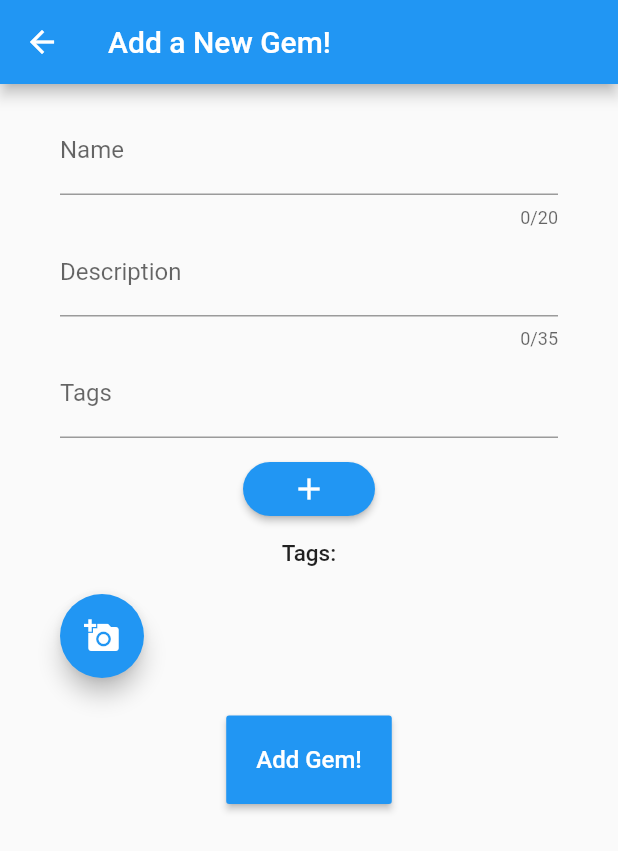
After one commit to asmith790/hidden_gems, a Flutter app: the EditPost screen opened directly, on a phone screen of 412 x 824 dp. The commit adds this screen. Shown: the top 851 px of the screen. Run offline on Flutter 3.47's test engine with Material 2 defaults, Android fonts, the phone set to English and light mode, and no system bars; our stand-ins replace cloud_firestore, cloud_functions, firebase_auth, firebase_storage, fluttertoast, geolocator and 2 more; accounts and stored records are empty; statements that could not run were skipped.

Commit message:
added an edit gem page on profile

```diff
--- /dev/null
+++ b/lib/editPost.dart
@@ -0,0 +1,277 @@
+import 'dart:io';
+
+import 'package:flutter/material.dart';
+import 'package:fluttertoast/fluttertoast.dart';
+import 'package:geolocator/geolocator.dart';
+import 'package:hidden_gems/navBar.dart';
+import 'package:image_picker/image_picker.dart';
+import 'package:firebase_storage/firebase_storage.dart';
+import 'package:uuid/uuid.dart';
+import 'package:cloud_functions/cloud_functions.dart';
+import 'navBar.dart';
+
+class EditPost extends StatefulWidget {
+  final String username;
+  final String id;
+  EditPost({this.id, this.username});
+
+  @override
+  State<StatefulWidget> createState() => new _EditPost();
+}
+class _EditPost extends State<EditPost> {
+  @override
+  final _nameController = TextEditingController();
+  final _descriptionController = TextEditingController();
+  final _tagsController = TextEditingController();
+  final _useridController = TextEditingController();
+  final _pictureController = TextEditingController();
+  var uuid = new Uuid();
+  File image;
+  var imgUrl;
+
+  bool _isTextFieldVisible = false;
+  bool finished = true;
+
+  List <String> tags = new List();
+  Geolocator geolocator = Geolocator();
+  Position userLocation;
+
+  String _username;
+
+  @override
+  void initState() {
+    super.initState();
+    _username = widget.username;
+    print('Username on Posting Page:' + _username);
+  }
+
+  Future selectImage() async {
+    var img = await ImagePicker.pickImage(source: ImageSource.gallery);
+    setState(() {
+      image = img;
+    });
+  }
+
+  removeImage() {
+    setState(() {
+      image = null;
+    });
+  }
+
+  /// Uploading a Gem to Database
+  uploadGem() async {
+    //Upload Image to Storage and get download URL
+    var imgUrl = "";
+    if (image != null) {
+      String imgTitle = uuid.v1() + ".jpg";
+      final StorageReference firebaseStorRef = FirebaseStorage.instance.ref()
+          .child(imgTitle);
+      final StorageUploadTask task = firebaseStorRef.putFile(image);
+      imgUrl = await(await task.onComplete).ref.getDownloadURL();
+    }
+
+    try {
+      final dynamic resp = await CloudFunctions.instance.call(
+        functionName: 'writeTest',
+        parameters: <String, dynamic>{
+          'name': _nameController.text,
+          'description': _descriptionController.text,
+          'finished': finished,
+          'latitude': userLocation.latitude,
+          'longitude': userLocation.longitude,
+          'picture': imgUrl,
+          'tags': tags,
+          //TODO: chane auser to current user
+          'userid': _username,
+        },
+      );
+      _nameController.clear();
+      _descriptionController.clear();
+      _tagsController.clear();
+      Navigator.pop(context);
+    } on CloudFunctionsException catch (e) {
+      print('caught firebase functions exception');
+      print(e.code);
+      print(e.message);
+      print(e.details);
+    } catch (e) {
+      print('caught generic exception');
+      print(e);
+    }
+  }
+
+  @override
+  void dispose() {
+    // Clean up the controller when the Widget is disposed
+    _nameController.dispose();
+    _descriptionController.dispose();
+    _tagsController.dispose();
+    super.dispose();
+  }
+
+  Future<Position> locateUser() async {
+    return Geolocator()
+        .getCurrentPosition(desiredAccuracy: LocationAccuracy.high)
+        .then((location) {
+      if (location != null) {
+        print("Location: ${location.latitude},${location.longitude}");
+      }
+      return location;
+    });
+  }
+
+  String _displayTags(){
+    String temp = 'Tags: \n';
+    for(int i = 0; i < tags.length; i++){
+      if(i%5 == 0){
+        temp = temp + '\n';
+      }
+      temp = temp + '  ' + tags[i];
+    }
+    return temp;
+  }
+
+  Widget build(BuildContext context) {
+    return Scaffold(
+      resizeToAvoidBottomPadding: false,
+      appBar: AppBar(title: Text('Add a New Gem!')),
+      body: Container(
+        margin: EdgeInsets.all(15.0),
+        alignment: Alignment.center,
+        child: Column(
+          children: <Widget>[
+            Padding(
+              padding: EdgeInsets.symmetric(horizontal: 25.0),
+              child: TextField(
+                controller: _nameController,
+                maxLength: 20,
+                decoration: InputDecoration(labelText: 'Name'),
+              ),
+            ),
+
+            Padding(
+              padding: EdgeInsets.symmetric(horizontal: 25.0),
+              child: TextField(
+                controller: _descriptionController,
+                maxLength: 35,
+                decoration: InputDecoration(labelText: 'Description'),
+              ),
+            ),
+
+            Padding(
+              padding: EdgeInsets.symmetric(horizontal: 25.0),
+              child: TextField(
+                controller: _tagsController,
+                decoration: InputDecoration(labelText: 'Tags'),
+              ),
+            ),
+            Padding(
+              padding: EdgeInsets.symmetric(vertical: 10.0),
+              child: RaisedButton(
+                  color: Colors.blue,
+                  textColor: Colors.white,
+                  shape: new RoundedRectangleBorder(borderRadius: new BorderRadius.circular(30.0)),
+                  onPressed: (){
+                    tags.add(_tagsController.text);
+                    this.setState(() {
+                      _tagsController.clear();
+                    });
+                  },
+                  //tooltip: 'Add tag',
+                  child: new Icon(Icons.add)
+              ),
+            ),
+            //TODO: change how tags are displayed
+            Text(
+              _displayTags(),
+              textAlign: TextAlign.center,
+              overflow: TextOverflow.ellipsis,
+              style: TextStyle(
+                fontFamily: 'Roboto',
+                fontWeight: FontWeight.w500,
+                fontSize: 15,
+              ),
+            ),
+            Row(
+                children: <Widget>[
+                  Padding(
+                    padding: EdgeInsets.symmetric(
+                        horizontal: 25.0, vertical: 0.0),
+                    child: FloatingActionButton(
+                        onPressed: selectImage,
+                        tooltip: 'Upload Image',
+                        child: new Icon(Icons.add_a_photo)
+                    ),
+                  ),
+
+                  image != null ? Text("Picture Uploaded!") : SizedBox(),
+
+                  image != null ? FlatButton(
+                    onPressed: removeImage,
+                    child: new Icon(
+                        Icons.cancel, color: Color.fromRGBO(255, 0, 0, 1)),
+                  ) : SizedBox(),
+
+                ]),
+            _isTextFieldVisible ?
+            Padding(
+              padding: EdgeInsets.symmetric(horizontal: 25.0),
+              child: TextField(
+                //TODO: change so it is the current user logged in username
+                controller: _useridController,
+                decoration: InputDecoration(labelText: 'UserId'),
+              ),
+            ) : SizedBox(),
+            _isTextFieldVisible ?
+            Padding(
+              padding: EdgeInsets.symmetric(horizontal: 25.0),
+              child: TextField(
+                controller: _pictureController,
+                decoration: InputDecoration(labelText: 'Picture'),
+              ),
+            ) : SizedBox(),
+            SizedBox(
+              height: 25.0,
+            ),
+            RaisedButton(
+              child: Text(
+                'Add Gem!',
+                style: TextStyle(
+                  fontFamily: 'Roboto',
+                  fontSize: 16,
+                  fontWeight: FontWeight.w500,
+                ),
+              ),
+              color: Colors.blue,
+              textColor: Colors.white,
+              padding: EdgeInsets.only(left: 20.0, top: 20.0, right: 20.0, bottom: 20.0),
+              shape: new RoundedRectangleBorder(
+                  borderRadius: new BorderRadius.circular(2.0)
+              ),
+              onPressed: () {
+                //TODO: name and description can't be empty to be allowed to submit
+                locateUser().then((value) {
+                  setState(() {
+                    userLocation = value;
+                  });
+                  finished = true;
+                  uploadGem();
+                }).catchError((){
+                  Fluttertoast.showToast(
+                      msg: "Error: could not add gem",
+                      toastLength: Toast.LENGTH_SHORT,
+                      gravity: ToastGravity.CENTER,
+                      timeInSecForIos: 2,
+                      backgroundColor: Colors.black54,
+                      textColor: Colors.white,
+                      fontSize: 16.0
+                  );
+                });
+              },
+            ),
+          ],
+        ),
+      ),
+    );
+  }
+}
```
Also changed, not shown: lib/profile.dart (+18 -1 lines).
